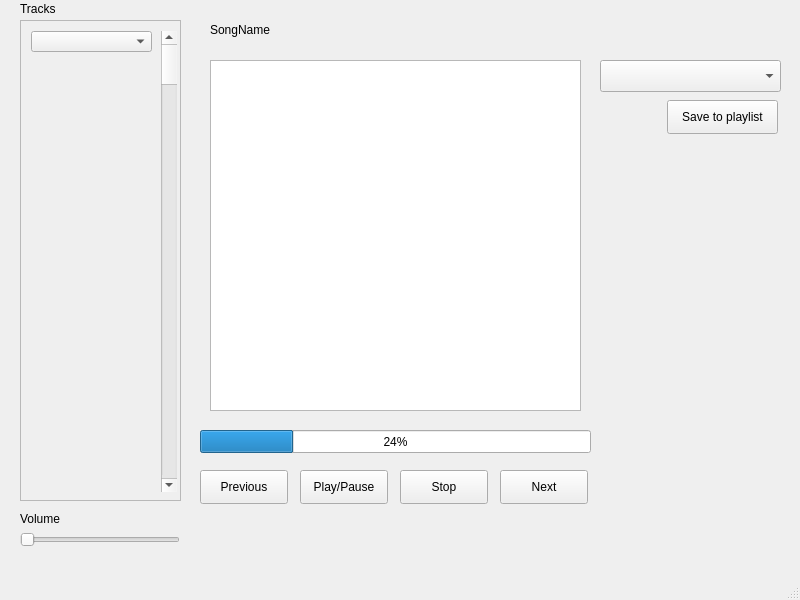
Qt form mp3_gui.ui (rmardock/PyMP3) before a commit.
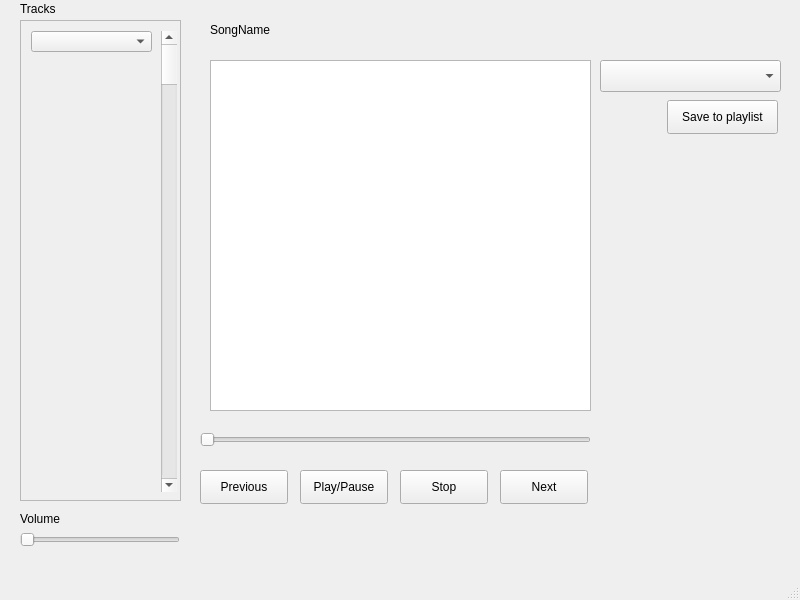
The same form after that commit.

Patch:
```diff
--- a/mp3_gui.ui
+++ b/mp3_gui.ui
@@ -112,19 +112,6 @@
      </widget>
     </widget>
    </widget>
-   <widget class="QProgressBar" name="progressBar">
-    <property name="geometry">
-     <rect>
-      <x>200</x>
-      <y>430</y>
-      <width>391</width>
-      <height>23</height>
-     </rect>
-    </property>
-    <property name="value">
-     <number>24</number>
-    </property>
-   </widget>
    <widget class="QLabel" name="label">
     <property name="geometry">
      <rect>
@@ -182,7 +169,7 @@
      <rect>
       <x>210</x>
       <y>60</y>
-      <width>371</width>
+      <width>381</width>
       <height>351</height>
      </rect>
     </property>
@@ -210,6 +197,19 @@
      <string>Save to playlist</string>
     </property>
    </widget>
+   <widget class="QSlider" name="horizontalSlider_2">
+    <property name="geometry">
+     <rect>
+      <x>200</x>
+      <y>430</y>
+      <width>391</width>
+      <height>20</height>
+     </rect>
+    </property>
+    <property name="orientation">
+     <enum>Qt::Horizontal</enum>
+    </property>
+   </widget>
   </widget>
   <widget class="QStatusBar" name="statusbar"/>
  </widget>
```
